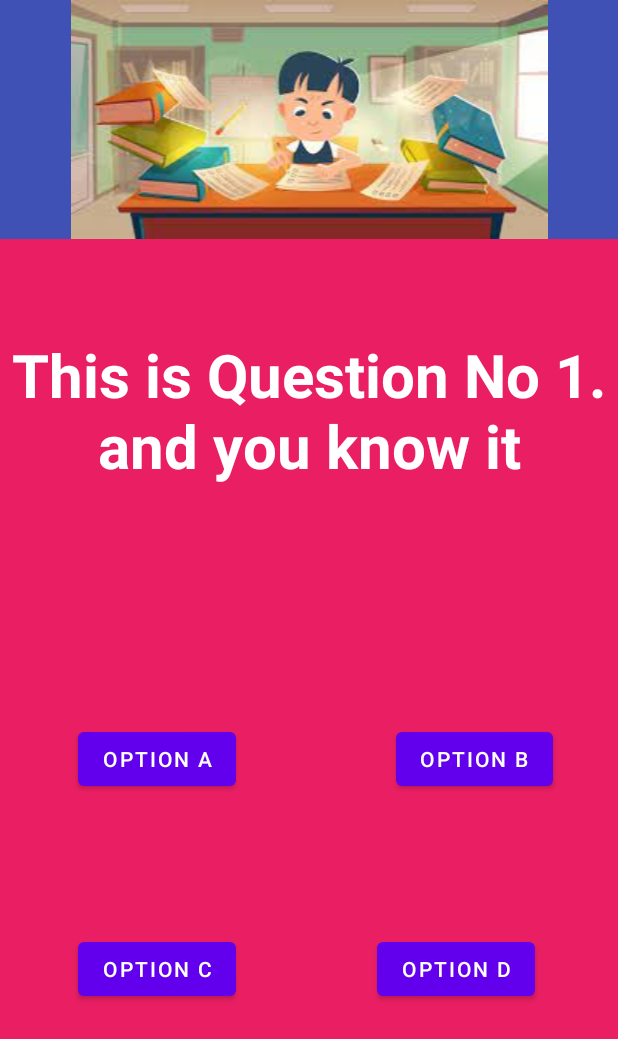
After one commit to bcsf19a010/QuizApp, an Android app: the layout activity_question.xml on its own in the app's theme, with its tools: preview values and no code run, on a phone screen of 412 x 824 dp. The commit adds this screen. Shown: the top 1039 px of the screen. Run offline under Robolectric (Android 15) with nearby library versions, the phone set to English and light mode, and no system bars.

Commit message:
Done with page 2

```diff
--- a/app/src/main/res/layout/activity_main.xml
+++ b/app/src/main/res/layout/activity_main.xml
@@ -12,6 +12,9 @@
         android:id="@+id/appBarLayout"
         android:layout_width="wrap_content"
         android:layout_height="wrap_content"
+        app:layout_constraintEnd_toEndOf="parent"
+        app:layout_constraintStart_toStartOf="parent"
+        app:layout_constraintTop_toTopOf="parent"
         android:theme="@style/Theme.MyQuizApplication.AppBarOverlay" />
 
 
--- /dev/null
+++ b/app/src/main/res/layout/activity_question.xml
@@ -0,0 +1,91 @@
+<?xml version="1.0" encoding="utf-8"?>
+<androidx.constraintlayout.widget.ConstraintLayout xmlns:android="http://schemas.android.com/apk/res/android"
+    xmlns:app="http://schemas.android.com/apk/res-auto"
+    xmlns:tools="http://schemas.android.com/tools"
+    android:id="@+id/coordinatorLayout"
+    android:layout_width="match_parent"
+    android:layout_height="match_parent"
+    android:background="#E91E63"
+    tools:context=".MainActivity">
+
+    <com.google.android.material.appbar.AppBarLayout
+        android:id="@+id/appBarLayout"
+        android:layout_width="wrap_content"
+        android:layout_height="wrap_content"
+        app:layout_constraintEnd_toEndOf="parent"
+        app:layout_constraintStart_toStartOf="parent"
+        app:layout_constraintTop_toTopOf="parent"
+        android:theme="@style/Theme.MyQuizApplication.AppBarOverlay" />
+
+    <ImageView
+        android:id="@+id/imageView"
+        android:layout_width="match_parent"
+        android:layout_height="wrap_content"
+        android:background="#3F51B5"
+        app:layout_constraintStart_toStartOf="parent"
+        app:layout_constraintTop_toTopOf="parent"
+        app:srcCompat="@drawable/kids" />
+
+    <TextView
+        android:id="@+id/question"
+        android:layout_width="match_parent"
+        android:layout_height="wrap_content"
+        android:text="This is Question No 1. and you know it"
+        android:textAlignment="center"
+        android:textColor="#FFFFFF"
+        android:textSize="40sp"
+        android:textStyle="bold"
+        app:layout_constraintBottom_toBottomOf="parent"
+        app:layout_constraintEnd_toEndOf="parent"
+        app:layout_constraintTop_toBottomOf="@+id/imageView"
+        app:layout_constraintVertical_bias="0.112" />
+
+    <Button
+        android:id="@+id/option_a"
+        android:layout_width="wrap_content"
+        android:layout_height="wrap_content"
+        android:layout_marginStart="52dp"
+        android:layout_marginTop="120dp"
+        android:text="option a"
+        app:layout_constraintBottom_toBottomOf="parent"
+        app:layout_constraintStart_toStartOf="parent"
+        app:layout_constraintTop_toBottomOf="@+id/question"
+        app:layout_constraintVertical_bias="0.115" />
+
+    <Button
+        android:id="@+id/option_b"
+        android:layout_width="wrap_content"
+        android:layout_height="wrap_content"
+        android:layout_marginStart="104dp"
+        android:text="option B"
+        app:layout_constraintBottom_toBottomOf="@+id/option_a"
+        app:layout_constraintEnd_toEndOf="parent"
+        app:layout_constraintHorizontal_bias="0.059"
+        app:layout_constraintStart_toEndOf="@+id/option_a"
+        app:layout_constraintTop_toTopOf="@+id/option_a" />
+
+    <Button
+        android:id="@+id/option_c"
+        android:layout_width="wrap_content"
+        android:layout_height="wrap_content"
+        android:layout_marginStart="52dp"
+        android:layout_marginTop="92dp"
+        android:text="option C"
+        app:layout_constraintBottom_toBottomOf="parent"
+        app:layout_constraintStart_toStartOf="parent"
+        app:layout_constraintTop_toBottomOf="@+id/option_a"
+        app:layout_constraintVertical_bias="0.0" />
+
+    <Button
+        android:id="@+id/button5"
+        android:layout_width="wrap_content"
+        android:layout_height="wrap_content"
+        android:text="Option D"
+        app:layout_constraintBottom_toBottomOf="@+id/option_c"
+        app:layout_constraintEnd_toEndOf="parent"
+        app:layout_constraintHorizontal_bias="0.631"
+        app:layout_constraintStart_toEndOf="@+id/option_c"
+        app:layout_constraintTop_toTopOf="@+id/option_c" />
+
+
+</androidx.constraintlayout.widget.ConstraintLayout>
```
Also changed, not shown: app/src/main/res/drawable/kids.jpeg (added).
